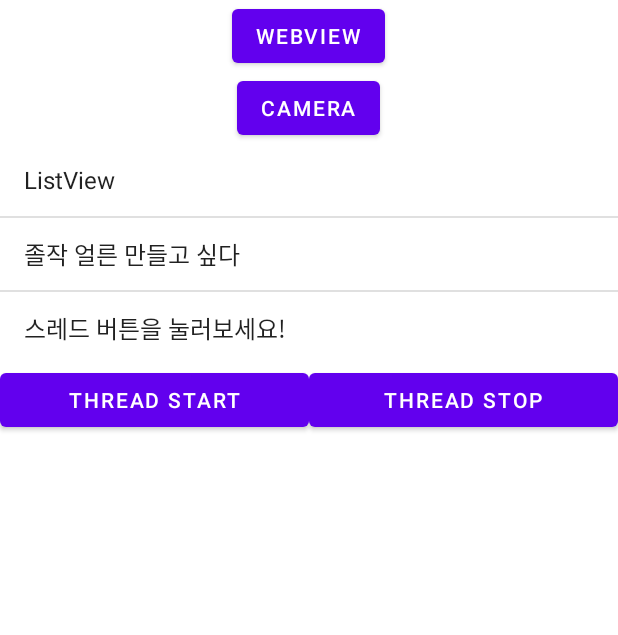
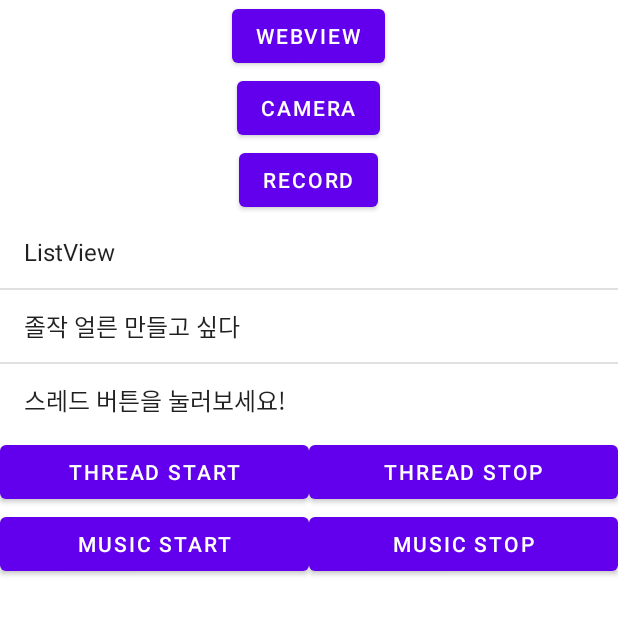
Before and after one commit to jiseok20/AndroidStudio, an Android app: the screen it shows after launch (MainActivity), on a phone screen of 412 x 824 dp, the part 495-1130 px from its top. Run offline under Robolectric (Android 15) with nearby library versions, the phone set to English and light mode, and no system bars.

Commit message:
git update test

```diff
--- a/TEST4/app/src/main/java/com/example/test4/MainActivity.java
+++ b/TEST4/app/src/main/java/com/example/test4/MainActivity.java
@@ -29,6 +29,8 @@ public class MainActivity extends AppCompatActivity {
     private Button btn_camera;
     private ListView list_string;
     private Button btn_start,btn_stop;
+    private Button btn_music_start,btn_music_stop;
+    private Button btn_record;
     ImageView btn_img;
 
     Thread thread;
@@ -48,6 +50,9 @@ public class MainActivity extends AppCompatActivity {
         btn_camera = findViewById(R.id.btn_camera);
         btn_start=findViewById(R.id.btn_start);
         btn_stop=findViewById(R.id.btn_stop);
+        btn_music_start=findViewById(R.id.btn_music_start);
+        btn_music_stop=findViewById(R.id.btn_music_stop);
+        btn_record=findViewById(R.id.btn_record);
 
 
 
@@ -75,6 +80,13 @@ public class MainActivity extends AppCompatActivity {
             @Override
             public void onClick(View view) {
                 Intent intent = new Intent(MainActivity.this,CameraActivity.class);
+                startActivity(intent);
+            }
+        });
+        btn_record.setOnClickListener(new View.OnClickListener() {
+            @Override
+            public void onClick(View view) {
+                Intent intent = new Intent(MainActivity.this,MediaRecordActivity.class);
                 startActivity(intent);
             }
         });
@@ -124,6 +136,23 @@ public class MainActivity extends AppCompatActivity {
         data.add("스레드 버튼을 눌러보세요!");
         adapter.notifyDataSetChanged();
 
+        btn_music_start.setOnClickListener(new View.OnClickListener() {
+            @Override
+            public void onClick(View view) {
+                startService(new Intent(getApplicationContext(),MusicService.class));
+
+            }
+        });
+
+        btn_music_stop.setOnClickListener(new View.OnClickListener() {
+            @Override
+            public void onClick(View view) {
+                stopService(new Intent(getApplicationContext(),MusicService.class));
+
+
+            }
+        });
+
 
 
 
--- a/TEST4/app/src/main/res/layout/activity_main.xml
+++ b/TEST4/app/src/main/res/layout/activity_main.xml
@@ -68,6 +68,12 @@
             android:layout_width="wrap_content"
             android:layout_height="wrap_content"
             android:text="Camera" />
+
+        <Button
+            android:id="@+id/btn_record"
+            android:layout_width="wrap_content"
+            android:layout_height="wrap_content"
+            android:text="record"/>
     </LinearLayout>
 
     <ListView
@@ -102,5 +108,29 @@
 
     </LinearLayout>
 
+    <LinearLayout
+        android:layout_width="match_parent"
+        android:layout_height="wrap_content"
+        android:orientation="horizontal"
+        android:gravity="center"
+        >
+
+        <Button
+            android:id="@+id/btn_music_start"
+            android:layout_width="match_parent"
+            android:layout_height="wrap_content"
+            android:layout_weight="1"
+            android:text="music start"
+            />
+        <Button
+            android:id="@+id/btn_music_stop"
+            android:layout_width="match_parent"
+            android:layout_height="wrap_content"
+            android:layout_weight="1"
+            android:text="music stop"/>
+
+
+    </LinearLayout>
+
 
 </LinearLayout>
```
Also changed, not shown: TEST4/app/src/main/AndroidManifest.xml (+11 -7 lines), TEST4/app/src/main/java/com/example/test4/MediaRecordActivity.java (added, +31 -0 lines), TEST4/app/src/main/java/com/example/test4/MusicService.java (added, +41 -0 lines), TEST4/app/src/main/res/layout/activity_media_record.xml (added, +24 -0 lines), 1 other file.
